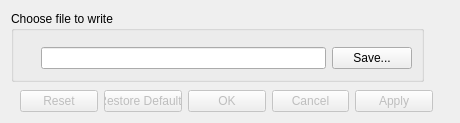
Qt form src/Interface/Modules/DataIO/WriteFieldDialog.ui (SCIInstitute/SCIRun) before a commit.
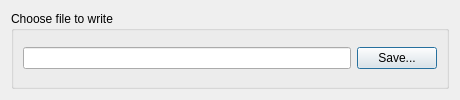
The same form after that commit.

What changed in the file:
```diff
--- a/src/Interface/Modules/DataIO/WriteFieldDialog.ui
+++ b/src/Interface/Modules/DataIO/WriteFieldDialog.ui
@@ -7,7 +7,7 @@
     <x>0</x>
     <y>0</y>
     <width>460</width>
-    <height>123</height>
+    <height>100</height>
    </rect>
   </property>
   <property name="sizePolicy">
@@ -19,67 +19,18 @@
   <property name="minimumSize">
    <size>
     <width>460</width>
-    <height>123</height>
+    <height>100</height>
    </size>
   </property>
   <property name="windowTitle">
    <string>Dialog</string>
   </property>
-  <widget class="QDialogButtonBox" name="buttonBox">
-   <property name="enabled">
-    <bool>false</bool>
-   </property>
-   <property name="geometry">
-    <rect>
-     <x>20</x>
-     <y>90</y>
-     <width>413</width>
-     <height>23</height>
-    </rect>
-   </property>
-   <property name="sizePolicy">
-    <sizepolicy hsizetype="Fixed" vsizetype="Fixed">
-     <horstretch>0</horstretch>
-     <verstretch>0</verstretch>
-    </sizepolicy>
-   </property>
-   <property name="minimumSize">
-    <size>
-     <width>413</width>
-     <height>23</height>
-    </size>
-   </property>
-   <property name="orientation">
-    <enum>Qt::Horizontal</enum>
-   </property>
-   <property name="standardButtons">
-    <set>QDialogButtonBox::Apply|QDialogButtonBox::Cancel|QDialogButtonBox::Ok|QDialogButtonBox::Reset|QDialogButtonBox::RestoreDefaults</set>
-   </property>
-   <property name="centerButtons">
-    <bool>false</bool>
-   </property>
-  </widget>
+  <layout class="QVBoxLayout" name="verticalLayout">
+   <item>
   <widget class="QGroupBox" name="groupBox">
-   <property name="geometry">
-    <rect>
-     <x>11</x>
-     <y>11</y>
-     <width>413</width>
-     <height>71</height>
-    </rect>
-   </property>
    <property name="title">
     <string>Choose file to write</string>
    </property>
-   <widget class="QWidget" name="layoutWidget">
-    <property name="geometry">
-     <rect>
-      <x>30</x>
-      <y>30</y>
-      <width>371</width>
-      <height>34</height>
-     </rect>
-    </property>
     <layout class="QHBoxLayout" name="horizontalLayout">
      <item>
       <widget class="QLineEdit" name="fileNameLineEdit_">
@@ -109,7 +60,8 @@
      </item>
     </layout>
    </widget>
-  </widget>
+   </item>
+  </layout>
  </widget>
  <resources/>
  <connections>
```
Left out of the diff: 35 changed lines with no effect on the pictures. Lines whose indentation alone changed are shown as unchanged.
